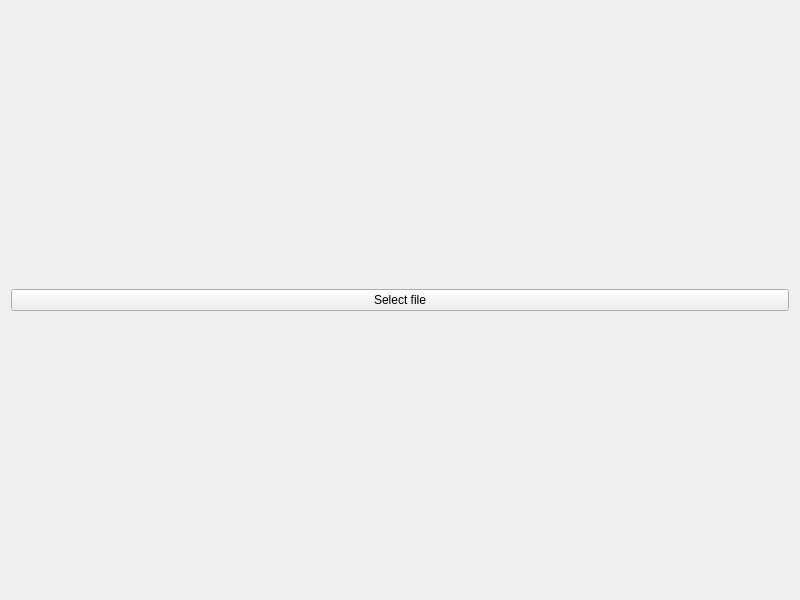
Old version of the form Server/Qt/test_client/test_client/widget.ui in the repository rafal-tarnow/CapitanAfrica.
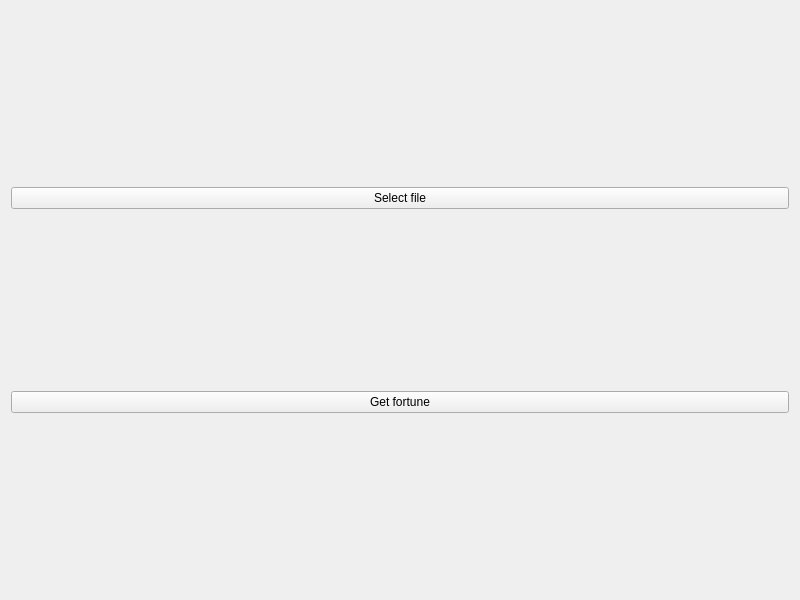
New version of the form.

```diff
--- a/Server/Qt/test_client/test_client/widget.ui
+++ b/Server/Qt/test_client/test_client/widget.ui
@@ -21,6 +21,13 @@
      </property>
     </widget>
    </item>
+   <item row="1" column="0">
+    <widget class="QPushButton" name="pushButtonGetFortune">
+     <property name="text">
+      <string>Get fortune</string>
+     </property>
+    </widget>
+   </item>
   </layout>
  </widget>
  <resources/>
```
